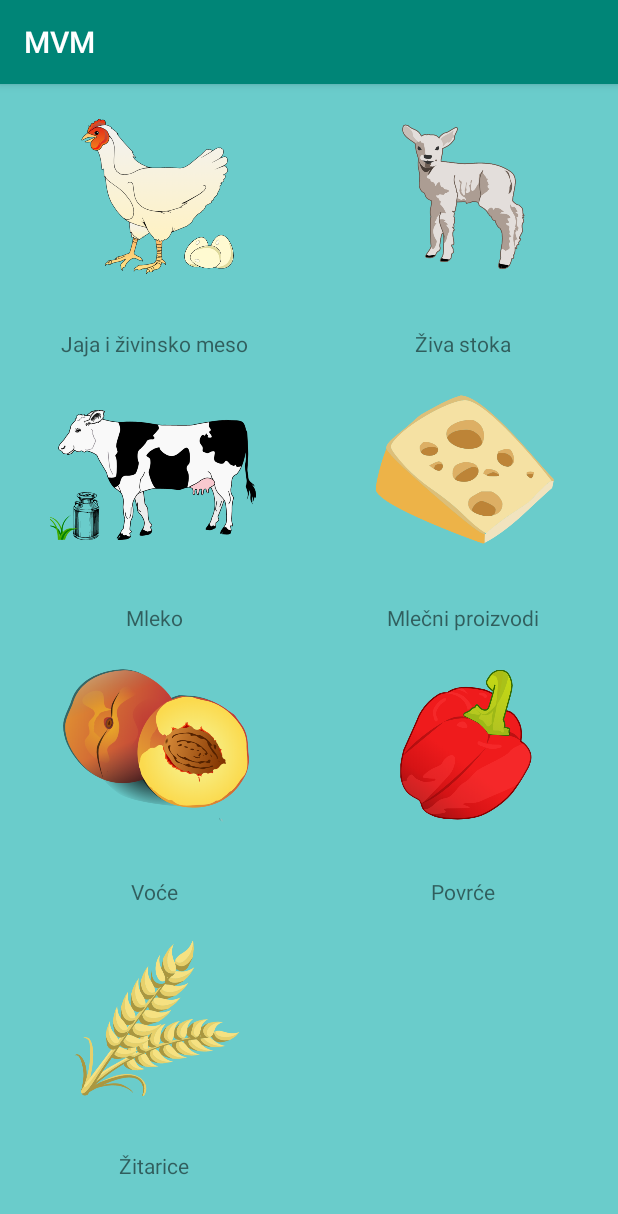
After one commit to Vekisa/MVM-Android, an Android app: the CategoryActivity screen opened directly, with no data from a screen before it, on a phone screen of 412 x 824 dp. The commit adds this screen. Shown: the top 1214 px of the screen. Run offline under Robolectric (Android 15) with nearby library versions, the light colour scheme and no system bars.

Commit message:
gridview

```diff
--- a/app/src/main/AndroidManifest.xml
+++ b/app/src/main/AndroidManifest.xml
@@ -9,7 +9,8 @@
         android:roundIcon="@mipmap/ic_launcher_round"
         android:supportsRtl="true"
         android:theme="@style/AppTheme">
-        <activity android:name=".RegistrationActivity"></activity>
+        <activity android:name=".CategoryActivity"></activity>
+        <activity android:name=".RegistrationActivity" />
         <activity android:name=".LoginActivity" />
         <activity android:name=".MainActivity">
             <intent-filter>
--- /dev/null
+++ b/app/src/main/java/com/example/mvm/Category.java
@@ -0,0 +1,27 @@
+package com.example.mvm;
+
+public class Category {
+    private String name;
+    private int image_id;
+
+    public Category(String name, int image_url) {
+        this.name = name;
+        this.image_id = image_url;
+    }
+
+    public String getName() {
+        return name;
+    }
+
+    public int getImage_id() {
+        return image_id;
+    }
+
+    public void setName(String name) {
+        this.name = name;
+    }
+
+    public void setImage_id(int image_id) {
+        this.image_id = image_id;
+    }
+}
--- /dev/null
+++ b/app/src/main/java/com/example/mvm/CategoryActivity.java
@@ -0,0 +1,33 @@
+package com.example.mvm;
+
+import androidx.appcompat.app.AppCompatActivity;
+
+import android.os.Bundle;
+import android.widget.GridView;
+
+import java.util.ArrayList;
+
+public class CategoryActivity extends AppCompatActivity {
+
+    GridView gridview;
+    ArrayList<Category> categories = new ArrayList();
+
+    @Override
+    protected void onCreate(Bundle savedInstanceState) {
+        super.onCreate(savedInstanceState);
+        setContentView(R.layout.activity_category);
+
+        gridview = (GridView) findViewById(R.id.gridview);
+
+        categories.add(new Category("Jaja i živinsko meso", R.drawable.eggs_and_poultry));
+        categories.add(new Category("Živa stoka", R.drawable.meat));
+        categories.add(new Category("Mleko", R.drawable.milk));
+        categories.add(new Category("Mlečni proizvodi", R.drawable.milk_products));
+        categories.add(new Category("Voće", R.drawable.fruit));
+        categories.add(new Category("Povrće", R.drawable.vegetables));
+        categories.add(new Category("Žitarice", R.drawable.grains));
+
+        CategoryAdapter adapter = new CategoryAdapter(this, R.layout.gridview_item, categories);
+        gridview.setAdapter(adapter);
+    }
+}
--- /dev/null
+++ b/app/src/main/java/com/example/mvm/CategoryAdapter.java
@@ -0,0 +1,44 @@
+package com.example.mvm;
+
+import android.content.Context;
+import android.view.LayoutInflater;
+import android.view.View;
+import android.view.ViewGroup;
+import android.widget.ArrayAdapter;
+import android.widget.ImageView;
+import android.widget.TextView;
+
+import androidx.annotation.NonNull;
+import androidx.annotation.Nullable;
+
+import java.util.ArrayList;
+import java.util.List;
+
+public class CategoryAdapter extends ArrayAdapter {
+
+    ArrayList<Category> categories = new ArrayList<>();
+
+    public CategoryAdapter(@NonNull Context context, int resource, @NonNull ArrayList objects) {
+        super(context, resource, objects);
+        categories = objects;
+    }
+
+    @Override
+    public int getCount() {
+        return super.getCount();
+    }
+
+    @NonNull
+    @Override
+    public View getView(int position, @Nullable View convertView, @NonNull ViewGroup parent) {
+        LayoutInflater inflater = (LayoutInflater) getContext().getSystemService(Context.LAYOUT_INFLATER_SERVICE);
+        convertView = inflater.inflate(R.layout.gridview_item, null);
+        ImageView imageview = convertView.findViewById(R.id.imageview);
+        TextView textview = convertView.findViewById(R.id.textview);
+
+        imageview.setImageResource(categories.get(position).getImage_id());
+        textview.setText(categories.get(position).getName());
+
+        return convertView;
+    }
+}
--- a/app/src/main/java/com/example/mvm/LoginActivity.java
+++ b/app/src/main/java/com/example/mvm/LoginActivity.java
@@ -2,7 +2,9 @@ package com.example.mvm;
 
 import androidx.appcompat.app.AppCompatActivity;
 
+import android.content.Intent;
 import android.os.Bundle;
+import android.view.View;
 
 public class LoginActivity extends AppCompatActivity {
 
@@ -11,4 +13,9 @@ public class LoginActivity extends AppCompatActivity {
         super.onCreate(savedInstanceState);
         setContentView(R.layout.activity_login);
     }
+
+    public void onCheckCredentialsClick(View v){
+        Intent checkCredentialsIntent = new Intent(getApplicationContext(), CategoryActivity.class);
+        startActivity(checkCredentialsIntent);
+    }
 }
--- /dev/null
+++ b/app/src/main/res/layout/activity_category.xml
@@ -0,0 +1,16 @@
+<?xml version="1.0" encoding="utf-8"?>
+<RelativeLayout xmlns:android="http://schemas.android.com/apk/res/android"
+    xmlns:app="http://schemas.android.com/apk/res-auto"
+    xmlns:tools="http://schemas.android.com/tools"
+    android:layout_width="match_parent"
+    android:layout_height="match_parent"
+    tools:context=".CategoryActivity">
+
+    <GridView
+        android:id="@+id/gridview"
+        android:layout_width="match_parent"
+        android:layout_height="match_parent"
+        android:numColumns="2"
+        android:background="@color/colorBackground"/>
+
+</RelativeLayout>
--- a/app/src/main/res/layout/activity_login.xml
+++ b/app/src/main/res/layout/activity_login.xml
@@ -14,6 +14,7 @@
         android:layout_height="46dp"
         android:background="@color/colorButtonReg"
         android:text="@string/app_login"
+        android:onClick="onCheckCredentialsClick"
         app:layout_constraintBottom_toBottomOf="parent"
         app:layout_constraintEnd_toEndOf="parent"
         app:layout_constraintHorizontal_bias="0.496"
--- /dev/null
+++ b/app/src/main/res/layout/gridview_item.xml
@@ -0,0 +1,21 @@
+<?xml version="1.0" encoding="utf-8"?>
+<RelativeLayout
+    xmlns:android="http://schemas.android.com/apk/res/android" android:layout_width="match_parent"
+    android:layout_height="match_parent">
+
+    <ImageView
+        android:id="@+id/imageview"
+        android:layout_width="150dp"
+        android:layout_height="150dp"
+        android:padding="5dp"
+        android:layout_alignParentTop="true"
+        android:layout_centerHorizontal="true"/>
+
+    <TextView
+        android:id="@+id/textview"
+        android:layout_width="wrap_content"
+        android:layout_height="wrap_content"
+        android:layout_below="@id/imageview"
+        android:layout_centerHorizontal="true"
+        android:layout_marginTop="13dp"/>
+</RelativeLayout>
```
Also changed, not shown: app/src/main/res/drawable/eggs_and_poultry.png (added), app/src/main/res/drawable/fruit.png (added), app/src/main/res/drawable/grains.png (added), app/src/main/res/drawable/meat.png (added), app/src/main/res/drawable/milk.png (added), app/src/main/res/drawable/milk_products.png (added), app/src/main/res/drawable/vegetables.png (added).
